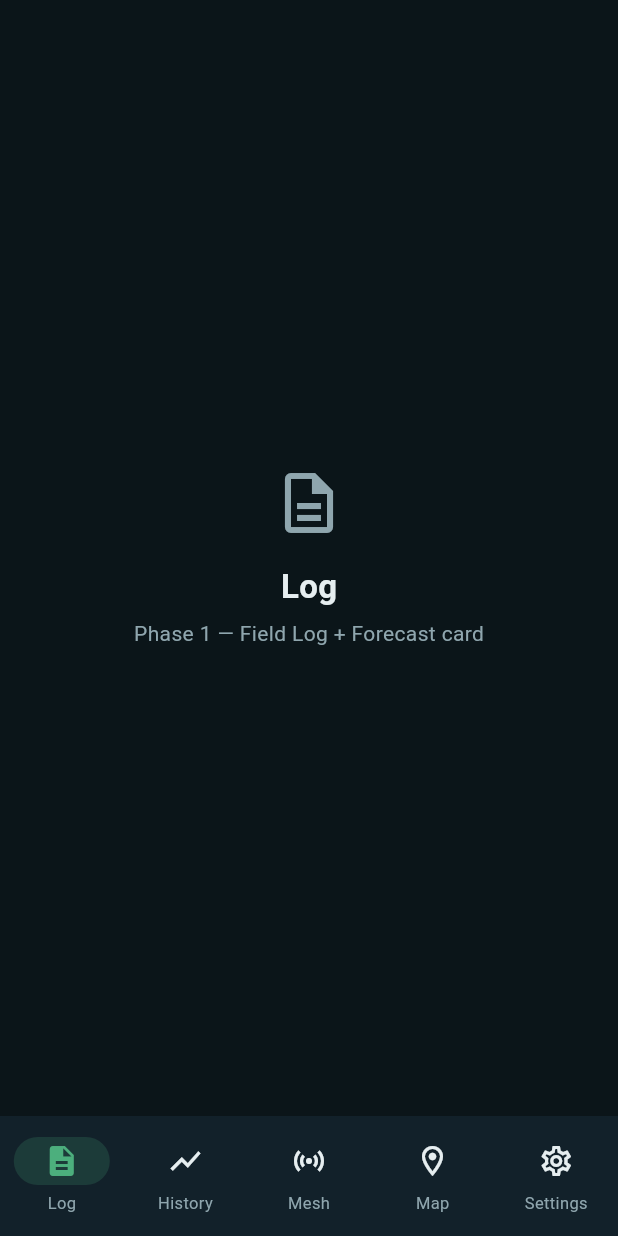
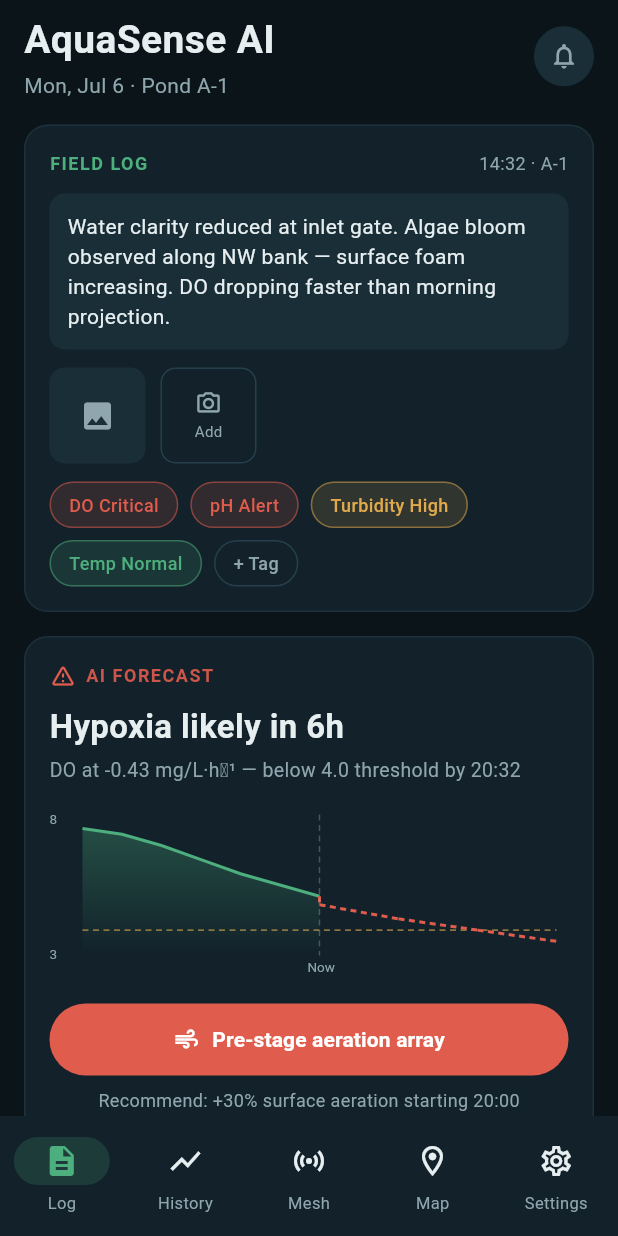
Before and after one commit to jhaienz/AquaPulse-mobile, a Flutter app: the screen it shows after launch, on a phone screen of 412 x 824 dp. Run offline on Flutter 3.47's test engine with Material 3 defaults, Android fonts, the phone set to English and light mode, and no system bars; our stand-ins replace flutter_riverpod.

Commit message:
Phase 1: Log tab — Field Log + hero Forecast card with DO trend chart
Field Log card (note, photo placeholder, severity-colored status tags) and the
Forecast card (headline, threshold-crossing time, action button) reading the
species-profile threshold (ADR-0005). DO trend chart via CustomPaint (solid
observed + dashed projection + threshold line), no chart-lib dependency.
Wired LogScreen as the default tab. analyze clean, 4 tests passing.

Co-Authored-By: Claude Opus 4.8 <noreply@anthropic.com>

```diff
--- /dev/null
+++ b/lib/models/field_log.dart
@@ -0,0 +1,27 @@
+import '../theme.dart';
+
+/// A per-parameter status tag on a field-log entry (e.g. "DO Critical").
+class FieldTag {
+  final String label;
+  final EnclosureStatus severity;
+  const FieldTag(this.label, this.severity);
+}
+
+/// An operator's field-log entry for an enclosure: a plain-language note,
+/// optional photo, and status tags. Operator-authored observations that sit
+/// alongside the machine forecast.
+class FieldLogEntry {
+  final String enclosureId;
+  final DateTime timestamp;
+  final String note;
+  final List<FieldTag> tags;
+  final bool hasPhoto; // MVP: fixture flag; real photo capture is a later phase
+
+  const FieldLogEntry({
+    required this.enclosureId,
+    required this.timestamp,
+    required this.note,
+    required this.tags,
+    this.hasPhoto = false,
+  });
+}
--- a/lib/models/forecast.dart
+++ b/lib/models/forecast.dart
@@ -9,7 +9,8 @@ class Forecast {
   final double thresholdMgL; // from the species profile (ADR-0005)
   final double doRatePerHour; // recent DO slope, mg/L per hour (negative = falling)
   final String headline; // e.g. "Hypoxia likely in 6h"
-  final String recommendedAction; // e.g. "Pre-stage aeration array"
+  final String recommendedAction; // button label, e.g. "Pre-stage aeration array"
+  final String recommendationDetail; // e.g. "+30% surface aeration starting 20:00"
   final List<ForecastPoint> curve; // history + projected, for the trend chart
 
   const Forecast({
@@ -21,8 +22,13 @@ class Forecast {
     required this.doRatePerHour,
     required this.headline,
     required this.recommendedAction,
+    required this.recommendationDetail,
     required this.curve,
   });
+
+  /// Clock time DO is projected to cross the threshold, or null if no crash.
+  DateTime? get thresholdCrossing =>
+      timeToThreshold == null ? null : issuedAt.add(timeToThreshold!);
 }
 
 /// One point on the forecast trend chart. `projected=false` is observed
--- a/lib/repositories/fixtures.dart
+++ b/lib/repositories/fixtures.dart
@@ -1,7 +1,9 @@
 import '../models/enclosure.dart';
+import '../models/field_log.dart';
 import '../models/forecast.dart';
 import '../models/species.dart';
 import '../models/telemetry.dart';
+import '../theme.dart';
 
 /// Hardcoded sample data for the "screens first" phase (ADR-0004).
 /// Mirrors the figma: ponds A-1, B-3, C-2, A-2, D-1, B-1 with mixed status.
@@ -49,6 +51,26 @@ Forecast fixtureForecast(String enclosureId) {
     doRatePerHour: -0.43,
     headline: 'Hypoxia likely in 6h',
     recommendedAction: 'Pre-stage aeration array',
+    recommendationDetail: '+30% surface aeration starting 20:00',
     curve: curve,
   );
 }
+
+/// Latest field-log entry per enclosure. Matches the mockup's A-1 entry.
+FieldLogEntry fixtureFieldLog(String enclosureId) => FieldLogEntry(
+      enclosureId: enclosureId,
+      timestamp: _now,
+      note: 'Water clarity reduced at inlet gate. Algae bloom observed along '
+          'NW bank — surface foam increasing. DO dropping faster than morning '
+          'projection.',
+      hasPhoto: true,
+      tags: const [
+        FieldTag('DO Critical', EnclosureStatus.critical),
+        FieldTag('pH Alert', EnclosureStatus.critical),
+        FieldTag('Turbidity High', EnclosureStatus.warning),
+        FieldTag('Temp Normal', EnclosureStatus.normal),
+      ],
+    );
+
+/// The enclosure the Log tab is focused on (mockup opens on A-1).
+const fixtureSelectedEnclosureId = 'A-1';
--- a/lib/repositories/repositories.dart
+++ b/lib/repositories/repositories.dart
@@ -1,6 +1,7 @@
 import 'package:flutter_riverpod/flutter_riverpod.dart';
 
 import '../models/enclosure.dart';
+import '../models/field_log.dart';
 import '../models/forecast.dart';
 import '../models/telemetry.dart';
 import 'fixtures.dart';
@@ -21,6 +22,10 @@ abstract interface class TelemetryRepository {
 
 abstract interface class ForecastRepository {
   Future<Forecast> forEnclosure(String enclosureId);
+}
+
+abstract interface class FieldLogRepository {
+  Future<FieldLogEntry> latestFor(String enclosureId);
 }
 
 // --- Fixture implementations ---
@@ -45,6 +50,12 @@ class FixtureForecastRepository implements ForecastRepository {
       fixtureForecast(enclosureId);
 }
 
+class FixtureFieldLogRepository implements FieldLogRepository {
+  @override
+  Future<FieldLogEntry> latestFor(String enclosureId) async =>
+      fixtureFieldLog(enclosureId);
+}
+
 // --- Providers (swap the override here to go live) ---
 
 final enclosureRepositoryProvider =
@@ -53,9 +64,22 @@ final telemetryRepositoryProvider =
     Provider<TelemetryRepository>((_) => FixtureTelemetryRepository());
 final forecastRepositoryProvider =
     Provider<ForecastRepository>((_) => FixtureForecastRepository());
+final fieldLogRepositoryProvider =
+    Provider<FieldLogRepository>((_) => FixtureFieldLogRepository());
+
+// The enclosure the Log tab is focused on. Read-only for now; becomes a
+// Notifier once the operator can switch enclosures (later phase).
+final selectedEnclosureIdProvider =
+    Provider<String>((_) => fixtureSelectedEnclosureId);
 
 // Convenience async views for screens.
 final enclosuresProvider = FutureProvider<List<Enclosure>>(
     (ref) => ref.watch(enclosureRepositoryProvider).all());
 final latestTelemetryProvider = FutureProvider<Map<String, TelemetryReading>>(
     (ref) => ref.watch(telemetryRepositoryProvider).latest());
+final enclosureByIdProvider = FutureProvider.family<Enclosure?, String>(
+    (ref, id) => ref.watch(enclosureRepositoryProvider).byId(id));
+final forecastProvider = FutureProvider.family<Forecast, String>(
+    (ref, id) => ref.watch(forecastRepositoryProvider).forEnclosure(id));
+final fieldLogProvider = FutureProvider.family<FieldLogEntry, String>(
+    (ref, id) => ref.watch(fieldLogRepositoryProvider).latestFor(id));
--- a/lib/screens/app_shell.dart
+++ b/lib/screens/app_shell.dart
@@ -2,6 +2,7 @@ import 'package:flutter/material.dart';
 
 import '../theme.dart';
 import 'history_screen.dart';
+import 'log_screen.dart';
 import 'placeholder_screen.dart';
 
 /// Root shell: 5 fixed tabs via IndexedStack (no go_router — YAGNI).
@@ -17,7 +18,7 @@ class _AppShellState extends State<AppShell> {
   int _index = 0;
 
   static const _tabs = <Widget>[
-    PlaceholderScreen(title: 'Log', phase: 'Phase 1 — Field Log + Forecast card', icon: Icons.description_outlined),
+    LogScreen(),
     HistoryScreen(),
     PlaceholderScreen(title: 'Mesh', phase: 'Phase 4 — node health + checklist', icon: Icons.sensors),
     PlaceholderScreen(title: 'Map', phase: 'Phase 3 — enclosure map + Add-Pond', icon: Icons.location_on_outlined),
--- /dev/null
+++ b/lib/screens/log_screen.dart
@@ -0,0 +1,302 @@
+import 'package:flutter/material.dart';
+import 'package:flutter_riverpod/flutter_riverpod.dart';
+
+import '../models/enclosure.dart';
+import '../models/field_log.dart';
+import '../models/forecast.dart';
+import '../repositories/repositories.dart';
+import '../theme.dart';
+import '../widgets/forecast_chart.dart';
+
+String _hhmm(DateTime t) =>
+    '${t.hour.toString().padLeft(2, '0')}:${t.minute.toString().padLeft(2, '0')}';
+
+const _weekdays = ['Mon', 'Tue', 'Wed', 'Thu', 'Fri', 'Sat', 'Sun'];
+const _months = ['Jan', 'Feb', 'Mar', 'Apr', 'May', 'Jun', 'Jul', 'Aug', 'Sep', 'Oct', 'Nov', 'Dec'];
+
+/// Log tab — the headline screen: operator Field Log + the hero Forecast card.
+class LogScreen extends ConsumerWidget {
+  const LogScreen({super.key});
+
+  @override
+  Widget build(BuildContext context, WidgetRef ref) {
+    final id = ref.watch(selectedEnclosureIdProvider);
+    final enclosure = ref.watch(enclosureByIdProvider(id));
+    final log = ref.watch(fieldLogProvider(id));
+    final forecast = ref.watch(forecastProvider(id));
+
+    return SafeArea(
+      child: ListView(
+        padding: const EdgeInsets.fromLTRB(16, 8, 16, 24),
+        children: [
+          _Header(enclosure: enclosure.asData?.value),
+          const SizedBox(height: 16),
+          switch (log) {
+            AsyncData(value: final e) => _FieldLogCard(e),
+            AsyncError(:final error) => Text('Field log error: $error'),
+            _ => const _CardSkeleton(height: 220),
+          },
+          const SizedBox(height: 16),
+          switch (forecast) {
+            AsyncData(value: final f) => _ForecastCard(f),
+            AsyncError(:final error) => Text('Forecast error: $error'),
+            _ => const _CardSkeleton(height: 260),
+          },
+        ],
+      ),
+    );
+  }
+}
+
+class _Header extends StatelessWidget {
+  final Enclosure? enclosure;
+  const _Header({this.enclosure});
+
+  @override
+  Widget build(BuildContext context) {
+    final now = DateTime(2026, 7, 6); // fixture "today"; real clock in a later phase
+    final date = '${_weekdays[now.weekday - 1]}, ${_months[now.month - 1]} ${now.day}';
+    final pond = enclosure == null ? '' : ' · ${enclosure!.name.split(' — ').first}';
+    return Row(
+      children: [
+        Expanded(
+          child: Column(
+            crossAxisAlignment: CrossAxisAlignment.start,
+            children: [
+              const Text('AquaSense AI',
+                  style: TextStyle(fontSize: 26, fontWeight: FontWeight.bold, color: AppColors.textPrimary)),
+              const SizedBox(height: 2),
+              Text('$date$pond', style: const TextStyle(color: AppColors.textSecondary)),
+            ],
+          ),
+        ),
+        Container(
+          padding: const EdgeInsets.all(10),
+          decoration: const BoxDecoration(color: AppColors.surfaceAlt, shape: BoxShape.circle),
+          child: const Icon(Icons.notifications_outlined, color: AppColors.textSecondary, size: 20),
+        ),
+      ],
+    );
+  }
+}
+
+class _FieldLogCard extends StatelessWidget {
+  final FieldLogEntry entry;
+  const _FieldLogCard(this.entry);
+
+  @override
+  Widget build(BuildContext context) {
+    return _Card(
+      child: Column(
+        crossAxisAlignment: CrossAxisAlignment.start,
+        children: [
+          _CardHeader(
+            label: 'FIELD LOG',
+            trailing: '${_hhmm(entry.timestamp)} · ${entry.enclosureId}',
+          ),
+          const SizedBox(height: 12),
+          Container(
+            padding: const EdgeInsets.all(12),
+            decoration: BoxDecoration(
+              color: AppColors.surfaceAlt,
+              borderRadius: BorderRadius.circular(10),
+            ),
+            child: Text(entry.note,
+                style: const TextStyle(color: AppColors.textPrimary, height: 1.4)),
+          ),
+          const SizedBox(height: 12),
+          Row(children: [
+            if (entry.hasPhoto)
+              Container(
+                width: 64,
+                height: 64,
+                decoration: BoxDecoration(
+                  color: AppColors.surfaceAlt,
+                  borderRadius: BorderRadius.circular(10),
+                ),
+                child: const Icon(Icons.photo, color: AppColors.textSecondary),
+              ),
+            const SizedBox(width: 10),
+            _AddPhotoButton(),
+          ]),
+          const SizedBox(height: 12),
+          Wrap(spacing: 8, runSpacing: 8, children: [
+            for (final t in entry.tags) _TagChip(t),
+            _TagChip(const FieldTag('+ Tag', EnclosureStatus.normal), outline: true),
+          ]),
+        ],
+      ),
+    );
+  }
+}
+
+class _AddPhotoButton extends StatelessWidget {
+  @override
+  Widget build(BuildContext context) {
+    return GestureDetector(
+      onTap: () => ScaffoldMessenger.of(context).showSnackBar(
+        const SnackBar(content: Text('Photo capture lands in a later phase')),
+      ),
+      child: Container(
+        width: 64,
+        height: 64,
+        decoration: BoxDecoration(
+          border: Border.all(color: AppColors.border),
+          borderRadius: BorderRadius.circular(10),
+        ),
+        child: const Column(
+          mainAxisAlignment: MainAxisAlignment.center,
+          children: [
+            Icon(Icons.camera_alt_outlined, color: AppColors.textSecondary, size: 18),
+            SizedBox(height: 2),
+            Text('Add', style: TextStyle(fontSize: 10, color: AppColors.textSecondary)),
+          ],
+        ),
+      ),
+    );
+  }
+}
+
+class _TagChip extends StatelessWidget {
+  final FieldTag tag;
+  final bool outline;
+  const _TagChip(this.tag, {this.outline = false});
+
+  @override
+  Widget build(BuildContext context) {
+    final color = tag.severity.color;
+    return Container(
+      padding: const EdgeInsets.symmetric(horizontal: 12, vertical: 6),
+      decoration: BoxDecoration(
+        color: outline ? Colors.transparent : color.withValues(alpha: 0.15),
+        border: Border.all(color: outline ? AppColors.border : color.withValues(alpha: 0.5)),
+        borderRadius: BorderRadius.circular(20),
+      ),
+      child: Text(tag.label,
+          style: TextStyle(
+              fontSize: 12,
+              color: outline ? AppColors.textSecondary : color,
+              fontWeight: FontWeight.w500)),
+    );
+  }
+}
+
+class _ForecastCard extends StatelessWidget {
+  final Forecast f;
+  const _ForecastCard(this.f);
+
+  @override
+  Widget build(BuildContext context) {
+    final crossing = f.thresholdCrossing;
+    final subtitle = crossing == null
+        ? 'DO stable — no crash forecast'
+        : 'DO at ${f.doRatePerHour.toStringAsFixed(2)} mg/L·h⁻¹ — '
+            'below ${f.thresholdMgL.toStringAsFixed(1)} threshold by ${_hhmm(crossing)}';
+
+    return _Card(
+      child: Column(
+        crossAxisAlignment: CrossAxisAlignment.start,
+        children: [
+          Row(children: [
+            const Icon(Icons.warning_amber_rounded, color: AppColors.critical, size: 18),
+            const SizedBox(width: 6),
+            Text('AI FORECAST',
+                style: TextStyle(
+                    fontSize: 12,
+                    letterSpacing: 1,
+                    fontWeight: FontWeight.bold,
+                    color: AppColors.critical.withValues(alpha: 0.9))),
+          ]),
+          const SizedBox(height: 10),
+          Text(f.headline,
+              style: const TextStyle(
+                  fontSize: 22, fontWeight: FontWeight.bold, color: AppColors.textPrimary)),
+          const SizedBox(height: 4),
+          Text(subtitle, style: const TextStyle(color: AppColors.textSecondary, fontSize: 13)),
+          const SizedBox(height: 12),
+          ForecastChart(f),
+          const SizedBox(height: 14),
+          SizedBox(
+            width: double.infinity,
+            child: FilledButton.icon(
+              style: FilledButton.styleFrom(
+                backgroundColor: AppColors.critical,
+                padding: const EdgeInsets.symmetric(vertical: 14),
+              ),
+              onPressed: () => ScaffoldMessenger.of(context).showSnackBar(
+                SnackBar(content: Text('Actuation ("${f.recommendedAction}") is a later phase')),
+              ),
+              icon: const Icon(Icons.air, size: 18),
+              label: Text(f.recommendedAction,
+                  style: const TextStyle(fontWeight: FontWeight.w600)),
+            ),
+          ),
+          const SizedBox(height: 8),
+          Center(
+            child: Text('Recommend: ${f.recommendationDetail}',
+                style: const TextStyle(fontSize: 12, color: AppColors.textSecondary)),
+          ),
+        ],
+      ),
+    );
+  }
+}
+
+// --- shared bits ---
+
+class _Card extends StatelessWidget {
+  final Widget child;
+  const _Card({required this.child});
+
+  @override
+  Widget build(BuildContext context) {
+    return Container(
+      padding: const EdgeInsets.all(16),
+      decoration: BoxDecoration(
+        color: AppColors.surface,
+        borderRadius: BorderRadius.circular(16),
+        border: Border.all(color: AppColors.border.withValues(alpha: 0.5)),
+      ),
+      child: child,
+    );
+  }
+}
+
+class _CardHeader extends StatelessWidget {
+  final String label;
+  final String trailing;
+  const _CardHeader({required this.label, required this.trailing});
+
+  @override
+  Widget build(BuildContext context) {
+    return Row(
+      mainAxisAlignment: MainAxisAlignment.spaceBetween,
+      children: [
+        Text(label,
+            style: const TextStyle(
+                fontSize: 12,
+                letterSpacing: 1,
+                fontWeight: FontWeight.bold,
+                color: AppColors.accent)),
+        Text(trailing, style: const TextStyle(fontSize: 12, color: AppColors.textSecondary)),
+      ],
+    );
+  }
+}
+
+class _CardSkeleton extends StatelessWidget {
+  final double height;
+  const _CardSkeleton({required this.height});
+
+  @override
+  Widget build(BuildContext context) {
+    return Container(
+      height: height,
+      decoration: BoxDecoration(
+        color: AppColors.surface,
+        borderRadius: BorderRadius.circular(16),
+      ),
+      child: const Center(child: CircularProgressIndicator()),
+    );
+  }
+}
--- /dev/null
+++ b/lib/widgets/forecast_chart.dart
@@ -0,0 +1,140 @@
+import 'package:flutter/material.dart';
+
+import '../models/forecast.dart';
+import '../theme.dart';
+
+/// DO trend chart for the Forecast card. Observed history is a solid line with
+/// a soft fill; the projection is dashed; the species threshold is a dashed
+/// horizontal line; "Now" is a faint vertical marker.
+///
+/// CustomPaint instead of a chart package — the shape is simple and this keeps
+/// the dependency list empty (ponytail: fl_chart if we ever need axes/zoom).
+class ForecastChart extends StatelessWidget {
+  final Forecast forecast;
+  const ForecastChart(this.forecast, {super.key});
+
+  @override
+  Widget build(BuildContext context) {
+    return SizedBox(
+      height: 120,
+      child: CustomPaint(
+        painter: _ForecastPainter(forecast),
+        size: Size.infinite,
+      ),
+    );
+  }
+}
+
+class _ForecastPainter extends CustomPainter {
+  final Forecast f;
+  _ForecastPainter(this.f);
+
+  @override
+  void paint(Canvas canvas, Size size) {
+    final pts = f.curve;
+    if (pts.isEmpty) return;
+
+    const padL = 22.0, padR = 8.0, padT = 8.0, padB = 18.0;
+    final plot = Rect.fromLTRB(padL, padT, size.width - padR, size.height - padB);
+
+    final minT = pts.first.time.millisecondsSinceEpoch.toDouble();
+    final maxT = pts.last.time.millisecondsSinceEpoch.toDouble();
+    final values = pts.map((p) => p.doMgL).toList()..add(f.thresholdMgL);
+    final minV = (values.reduce((a, b) => a < b ? a : b) - 0.5);
+    final maxV = (values.reduce((a, b) => a > b ? a : b) + 0.5);
+
+    Offset toPx(DateTime t, double v) {
+      final x = plot.left +
+          (t.millisecondsSinceEpoch - minT) / (maxT - minT) * plot.width;
+      final y = plot.bottom - (v - minV) / (maxV - minV) * plot.height;
+      return Offset(x, y);
+    }
+
+    // Y-axis min/max labels.
+    _label(canvas, minV.toStringAsFixed(0), Offset(0, plot.bottom - 6));
+    _label(canvas, maxV.toStringAsFixed(0), Offset(0, plot.top - 2));
+
+    // Threshold line (dashed, amber).
+    final thY = toPx(pts.first.time, f.thresholdMgL).dy;
+    _dashedLine(canvas, Offset(plot.left, thY), Offset(plot.right, thY),
+        Paint()..color = AppColors.warning.withValues(alpha: 0.7)..strokeWidth = 1);
+
+    final observed = pts.where((p) => !p.projected).toList();
+    final projected = pts.where((p) => p.projected).toList();
+
+    // Fill under observed.
+    if (observed.length >= 2) {
+      final fill = Path()..moveTo(toPx(observed.first.time, observed.first.doMgL).dx, plot.bottom);
+      for (final p in observed) {
+        final o = toPx(p.time, p.doMgL);
+        fill.lineTo(o.dx, o.dy);
+      }
+      fill.lineTo(toPx(observed.last.time, observed.last.doMgL).dx, plot.bottom);
+      fill.close();
+      canvas.drawPath(
+        fill,
+        Paint()
+          ..shader = LinearGradient(
+            begin: Alignment.topCenter,
+            end: Alignment.bottomCenter,
+            colors: [AppColors.normal.withValues(alpha: 0.35), AppColors.normal.withValues(alpha: 0.0)],
+          ).createShader(plot),
+      );
+    }
+
+    // Observed line (solid green).
+    _line(canvas, observed.map((p) => toPx(p.time, p.doMgL)).toList(),
+        Paint()..color = AppColors.normal..strokeWidth = 2..style = PaintingStyle.stroke);
+
+    // Projection (dashed red), joined to last observed point.
+    final projPts = [
+      if (observed.isNotEmpty) toPx(observed.last.time, observed.last.doMgL),
+      ...projected.map((p) => toPx(p.time, p.doMgL)),
+    ];
+    for (var i = 0; i < projPts.length - 1; i++) {
+      _dashedLine(canvas, projPts[i], projPts[i + 1],
+          Paint()..color = AppColors.critical..strokeWidth = 2);
+    }
+
+    // "Now" marker at the observed/projected boundary.
+    if (observed.isNotEmpty) {
+      final nx = toPx(observed.last.time, observed.last.doMgL).dx;
+      _dashedLine(canvas, Offset(nx, plot.top), Offset(nx, plot.bottom),
+          Paint()..color = AppColors.textSecondary.withValues(alpha: 0.4)..strokeWidth = 1);
+      _label(canvas, 'Now', Offset(nx - 8, plot.bottom + 3));
+    }
+  }
+
+  void _line(Canvas c, List<Offset> pts, Paint p) {
+    if (pts.length < 2) return;
+    final path = Path()..moveTo(pts.first.dx, pts.first.dy);
+    for (final o in pts.skip(1)) {
+      path.lineTo(o.dx, o.dy);
+    }
+    c.drawPath(path, p);
+  }
+
+  void _dashedLine(Canvas c, Offset a, Offset b, Paint p) {
+    const dash = 4.0, gap = 3.0;
+    final total = (b - a).distance;
+    final dir = (b - a) / total;
+    var d = 0.0;
+    while (d < total) {
+      final start = a + dir * d;
+      final end = a + dir * (d + dash).clamp(0, total);
+      c.drawLine(start, end, p);
+      d += dash + gap;
+    }
+  }
+
+  void _label(Canvas c, String text, Offset at) {
+    final tp = TextPainter(
+      text: TextSpan(text: text, style: const TextStyle(fontSize: 9, color: AppColors.textSecondary)),
+      textDirection: TextDirection.ltr,
+    )..layout();
+    tp.paint(c, at);
+  }
+
+  @override
+  bool shouldRepaint(covariant _ForecastPainter old) => old.f != f;
+}
```
Also changed, not shown: 4 other files.
